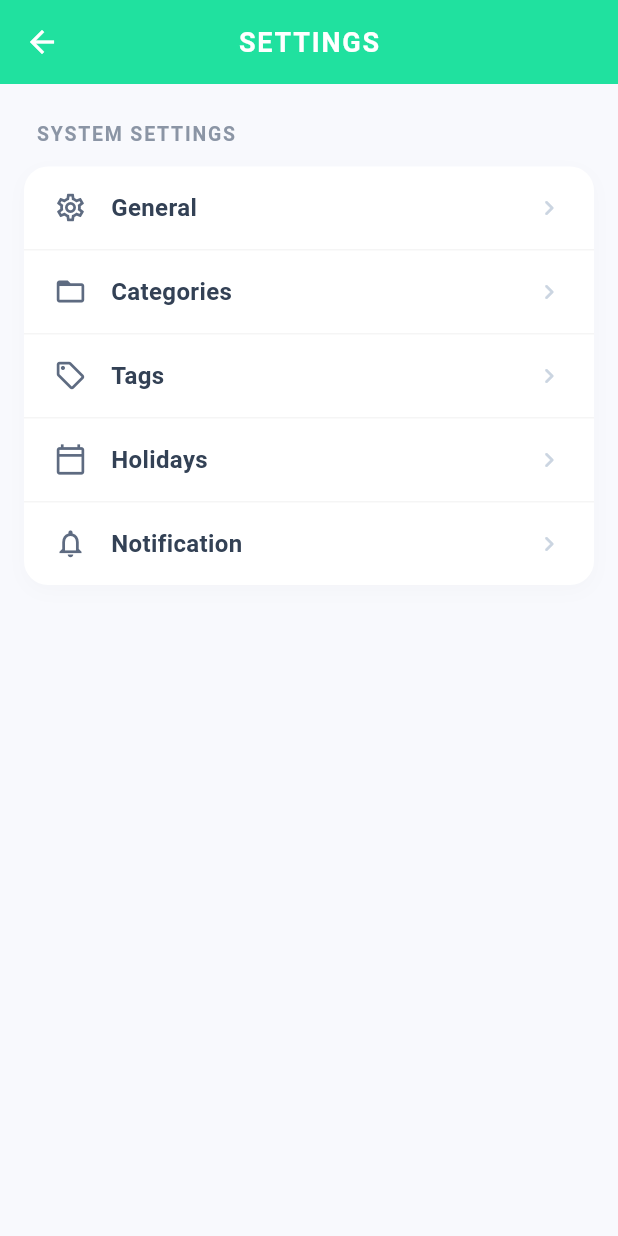
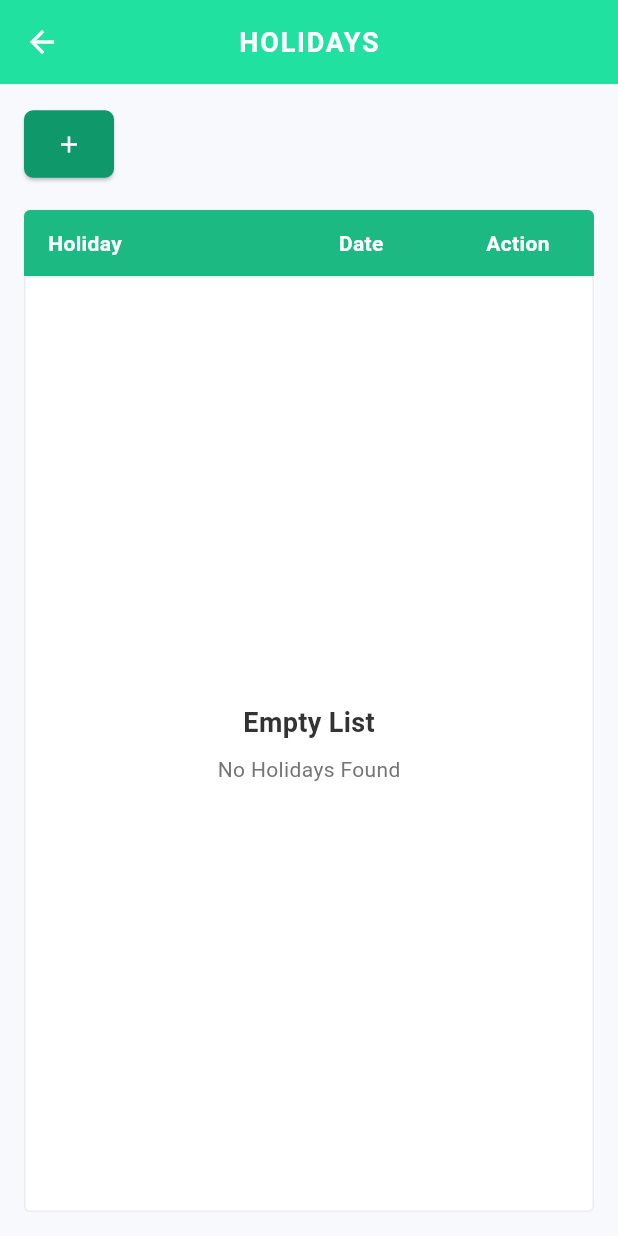
Before and after one commit to Sunilturkar2810/DT_pro_Two, a Flutter app: the SettingsScreen screen opened directly, after a tap on "Holidays", on a phone screen of 412 x 824 dp. Run offline on Flutter 3.47's test engine with Material 3 defaults, Android fonts, the phone set to English and light mode, and no system bars; our stand-ins replace audioplayers, dio, file_picker, fl_chart, flutter_local_notifications, hive and 5 more; missing offline and left inert: record; accounts and stored records are empty; network calls fail.

Commit message:
feat: Connect Holidays screen to backend API using Provider

```diff
--- a/frontend/lib/main.dart
+++ b/frontend/lib/main.dart
@@ -10,9 +10,9 @@ import 'package:d_table_delegate_system/provider/user_provider.dart';
 import 'package:d_table_delegate_system/provider/settings_provider.dart';
 import 'package:d_table_delegate_system/provider/export_provider.dart';
 import 'package:d_table_delegate_system/provider/roles_provider.dart';
+import 'package:d_table_delegate_system/provider/holiday_provider.dart';
 import 'package:d_table_delegate_system/screen/animated_splash_screen.dart';
 import 'package:flutter/material.dart';
-import 'package:hive/hive.dart';
 import 'package:hive_flutter/hive_flutter.dart';
 import 'package:provider/provider.dart';
 import 'package:d_table_delegate_system/provider/theme_provider.dart';
@@ -45,6 +45,7 @@ void main() async {
         ChangeNotifierProvider(create: (_) => SettingsProvider()),
         ChangeNotifierProvider(create: (_) => ExportProvider()),
         ChangeNotifierProvider(create: (_) => RolesProvider()),
+        ChangeNotifierProvider(create: (_) => HolidayProvider()),
       ],
       child: const MyApp(),
     ),
--- /dev/null
+++ b/frontend/lib/provider/holiday_provider.dart
@@ -0,0 +1,88 @@
+import 'package:flutter/material.dart';
+import 'package:dio/dio.dart';
+import '../config/api_config.dart';
+
+class HolidayProvider with ChangeNotifier {
+  final Dio _dio = Dio();
+  List<dynamic> _holidays = [];
+  bool _isLoading = false;
+  String? _error;
+
+  List<dynamic> get holidays => _holidays;
+  bool get isLoading => _isLoading;
+  String? get error => _error;
+
+  HolidayProvider() {
+    _dio.options.baseUrl = ApiConfig.baseUrl; // Using standardized base URL
+    _dio.options.headers['Content-Type'] = 'application/json';
+  }
+
+  void updateToken(String? token) {
+    if (token != null && token.isNotEmpty) {
+      _dio.options.headers['Authorization'] = 'Bearer $token';
+    } else {
+      _dio.options.headers.remove('Authorization');
+    }
+  }
+
+  Future<void> fetchHolidays() async {
+    try {
+      _isLoading = true;
+      _error = null;
+      notifyListeners();
+
+      print('🚀 SENDING REQUEST: [GET] /holidays');
+      final response = await _dio.get('/holidays');
+
+      if (response.statusCode == 200 && response.data['success'] == true) {
+        _holidays = response.data['holidays'] ?? [];
+        print('✅ Fetched ${_holidays.length} holidays');
+      } else {
+        _error = "Failed to fetch holidays";
+      }
+    } on DioException catch (e) {
+      _error = e.response?.data['message'] ?? e.message;
+      print('❌ Fetch holidays error: $_error');
+    } catch (e) {
+      _error = e.toString();
+      print('❌ Error: $e');
+    } finally {
+      _isLoading = false;
+      notifyListeners();
+    }
+  }
+
+  Future<bool> addHoliday(String name, String date) async {
+    try {
+      print('🚀 SENDING REQUEST: [POST] /holidays');
+      final response = await _dio.post('/holidays', data: {
+        'name': name,
+        'date': date,
+      });
+      if (response.statusCode == 200 && response.data['success'] == true) {
+        await fetchHolidays();
+        return true;
+      }
+      return false;
+    } catch (e) {
+      print('❌ Add holiday error: $e');
+      return false;
+    }
+  }
+
+  Future<bool> deleteHoliday(String id) async {
+    try {
+      print('🚀 SENDING REQUEST: [DELETE] /holidays/$id');
+      final response = await _dio.delete('/holidays/$id');
+      if (response.statusCode == 200 && response.data['success'] == true) {
+        _holidays.removeWhere((h) => h['id'] == id);
+        notifyListeners();
+        return true;
+      }
+      return false;
+    } catch (e) {
+      print('❌ Delete holiday error: $e');
+      return false;
+    }
+  }
+}
--- /dev/null
+++ b/frontend/lib/screen/settings/holidays_screen.dart
@@ -0,0 +1,350 @@
+import 'package:flutter/material.dart';
+import 'package:intl/intl.dart';
+import 'package:provider/provider.dart';
+import '../../provider/holiday_provider.dart';
+
+class HolidaysScreen extends StatefulWidget {
+  const HolidaysScreen({super.key});
+
+  @override
+  State<HolidaysScreen> createState() => _HolidaysScreenState();
+}
+
+class _HolidaysScreenState extends State<HolidaysScreen> {
+  @override
+  void initState() {
+    super.initState();
+    WidgetsBinding.instance.addPostFrameCallback((_) {
+      context.read<HolidayProvider>().fetchHolidays();
+    });
+  }
+
+  void _showAddHolidayDialog() {
+    final TextEditingController nameController = TextEditingController();
+    DateTime? selectedDate;
+
+    showDialog(
+      context: context,
+      builder: (context) {
+        return StatefulBuilder(
+          builder: (context, setState) {
+            return Dialog(
+              shape: RoundedRectangleBorder(
+                borderRadius: BorderRadius.circular(8),
+              ),
+              child: Container(
+                width: MediaQuery.of(context).size.width * 0.9,
+                constraints: const BoxConstraints(maxWidth: 400),
+                padding: const EdgeInsets.all(24.0),
+                child: Column(
+                  mainAxisSize: MainAxisSize.min,
+                  crossAxisAlignment: CrossAxisAlignment.start,
+                  children: [
+                    Row(
+                      mainAxisAlignment: MainAxisAlignment.spaceBetween,
+                      children: [
+                        const Text(
+                          "Add New Holiday",
+                          style: TextStyle(
+                            fontSize: 18,
+                            fontWeight: FontWeight.bold,
+                            color: Color(0xFF333333),
+                          ),
+                        ),
+                        IconButton(
+                          onPressed: () => Navigator.pop(context),
+                          icon: const Icon(Icons.close, color: Colors.grey),
+                          padding: EdgeInsets.zero,
+                          constraints: const BoxConstraints(),
+                        )
+                      ],
+                    ),
+                    const SizedBox(height: 20),
+                    // Holiday Name Input
+                    Container(
+                      decoration: BoxDecoration(
+                        color: const Color(0xFFF3F4F6),
+                        borderRadius: BorderRadius.circular(6),
+                      ),
+                      child: TextField(
+                        controller: nameController,
+                        decoration: const InputDecoration(
+                          border: InputBorder.none,
+                          contentPadding: EdgeInsets.symmetric(horizontal: 16, vertical: 14),
+                          hintText: 'Holiday Name',
+                          hintStyle: TextStyle(color: Colors.grey, fontSize: 14),
+                        ),
+                      ),
+                    ),
+                    const SizedBox(height: 16),
+                    // Select Date Input
+                    GestureDetector(
+                      onTap: () async {
+                        DateTime? pickedDate = await showDatePicker(
+                          context: context,
+                          initialDate: DateTime.now(),
+                          firstDate: DateTime(2000),
+                          lastDate: DateTime(2100),
+                          builder: (context, child) {
+                            return Theme(
+                              data: Theme.of(context).copyWith(
+                                colorScheme: const ColorScheme.light(
+                                  primary: Color(0xFF20E19F), // header background color
+                                  onPrimary: Colors.white, // header text color
+                                  onSurface: Colors.black, // body text color
+                                ),
+                              ),
+                              child: child!,
+                            );
+                          },
+                        );
+                        if (pickedDate != null) {
+                          setState(() {
+                            selectedDate = pickedDate;
+                          });
+                        }
+                      },
+                      child: Container(
+                        decoration: BoxDecoration(
+                          color: const Color(0xFFF3F4F6),
+                          borderRadius: BorderRadius.circular(6),
+                        ),
+                        padding: const EdgeInsets.symmetric(horizontal: 16, vertical: 14),
+                        child: Row(
+                          children: [
+                            const Icon(Icons.calendar_today_outlined, color: Color(0xFF20E19F), size: 20),
+                            const SizedBox(width: 10),
+                            Text(
+                              selectedDate == null
+                                  ? 'Select Date'
+                                  : DateFormat('MMM dd, yyyy').format(selectedDate!),
+                              style: TextStyle(
+                                color: selectedDate == null ? Colors.grey : Colors.black87,
+                                fontSize: 14,
+                              ),
+                            ),
+                          ],
+                        ),
+                      ),
+                    ),
+                    const SizedBox(height: 24),
+                    // Add Holiday Button
+                    SizedBox(
+                      width: double.infinity,
+                      height: 45,
+                      child: ElevatedButton(
+                        onPressed: () async {
+                          if (nameController.text.isNotEmpty && selectedDate != null) {
+                            final success = await context.read<HolidayProvider>().addHoliday(
+                              nameController.text,
+                              selectedDate!.toIso8601String().split('T')[0],
+                            );
+                            if (success && context.mounted) {
+                              Navigator.pop(context);
+                              ScaffoldMessenger.of(context).showSnackBar(
+                                const SnackBar(content: Text("Holiday added successfully")),
+                              );
+                            } else if (context.mounted) {
+                              ScaffoldMessenger.of(context).showSnackBar(
+                                const SnackBar(content: Text("Failed to add holiday")),
+                              );
+                            }
+                          } else {
+                            ScaffoldMessenger.of(context).showSnackBar(
+                              const SnackBar(content: Text("Please enter both name and date.")),
+                            );
+                          }
+                        },
+                        style: ElevatedButton.styleFrom(
+                          backgroundColor: const Color(0xFF20E19F),
+                          shape: RoundedRectangleBorder(
+                            borderRadius: BorderRadius.circular(6),
+                          ),
+                          elevation: 0,
+                        ),
+                        child: const Text(
+                          "Add Holiday",
+                          style: TextStyle(
+                            color: Colors.white,
+                            fontSize: 14,
+                            fontWeight: FontWeight.w600,
+                          ),
+                        ),
+                      ),
+                    ),
+                  ],
+                ),
+              ),
+            );
+          }
+        );
+      },
+    );
+  }
+
+  @override
+  Widget build(BuildContext context) {
+    return Scaffold(
+      backgroundColor: const Color(0xFFF8F9FD),
+      appBar: AppBar(
+        title: const Text(
+          "HOLIDAYS",
+          style: TextStyle(color: Colors.white, fontWeight: FontWeight.bold, fontSize: 18, letterSpacing: 1.2),
+        ),
+        backgroundColor: const Color(0xFF20E19F),
+        elevation: 0,
+        centerTitle: true,
+        iconTheme: const IconThemeData(color: Colors.white),
+      ),
+      body: Padding(
+        padding: const EdgeInsets.all(16.0),
+        child: Column(
+          crossAxisAlignment: CrossAxisAlignment.start,
+          children: [
+            // Top Add Button Area (Similar to Web View)
+            ElevatedButton(
+              onPressed: _showAddHolidayDialog,
+              style: ElevatedButton.styleFrom(
+                backgroundColor: const Color(0xFF0F986A), // Darker green from screenshot
+                shape: RoundedRectangleBorder(
+                  borderRadius: BorderRadius.circular(6),
+                ),
+                padding: const EdgeInsets.symmetric(horizontal: 20, vertical: 12),
+                minimumSize: const Size(60, 45),
+              ),
+              child: const Icon(Icons.add, color: Colors.white),
+            ),
+            const SizedBox(height: 20),
+
+            // Table Header
+            Container(
+              decoration: const BoxDecoration(
+                color: Color(0xFF1CB983),
+                borderRadius: BorderRadius.only(
+                  topLeft: Radius.circular(4),
+                  topRight: Radius.circular(4),
+                ),
+              ),
+              padding: const EdgeInsets.symmetric(horizontal: 16, vertical: 12),
+              child: const Row(
+                children: [
+                  Expanded(
+                    flex: 2,
+                    child: Text("Holiday", style: TextStyle(color: Colors.white, fontWeight: FontWeight.w600)),
+                  ),
+                  Expanded(
+                    flex: 2,
+                    child: Center(child: Text("Date", style: TextStyle(color: Colors.white, fontWeight: FontWeight.w600))),
+                  ),
+                  Expanded(
+                    flex: 1,
+                    child: Center(child: Text("Action", style: TextStyle(color: Colors.white, fontWeight: FontWeight.w600))),
+                  ),
+                ],
+              ),
+            ),
+
+            // Table Body
+            Expanded(
+              child: Container(
+                decoration: BoxDecoration(
+                  color: Colors.white,
+                  border: Border.all(color: Colors.grey.withOpacity(0.2)),
+                  borderRadius: const BorderRadius.only(
+                    bottomLeft: Radius.circular(4),
+                    bottomRight: Radius.circular(4),
+                  ),
+                ),
+                child: Consumer<HolidayProvider>(
+                  builder: (context, provider, child) {
+                    if (provider.isLoading) {
+                      return const Center(child: CircularProgressIndicator());
+                    }
+                    if (provider.holidays.isEmpty) {
+                      return Column(
+                          mainAxisAlignment: MainAxisAlignment.center,
+                          children: [
+                            const SizedBox(width: double.infinity),
+                            const Text(
+                              "Empty List",
+                              style: TextStyle(
+                                fontSize: 18,
+                                fontWeight: FontWeight.bold,
+                                color: Color(0xFF333333),
+                              ),
+                            ),
+                            const SizedBox(height: 8),
+                            Text(
+                              "No Holidays Found",
+                              style: TextStyle(
+                                fontSize: 14,
+                                color: Colors.grey[600],
+                              ),
+                            ),
+                          ],
+                        );
+                    }
+
+                    return ListView.separated(
+                        itemCount: provider.holidays.length,
+                        separatorBuilder: (context, index) => Divider(height: 1, color: Colors.grey.withOpacity(0.2)),
+                        itemBuilder: (context, index) {
+                          final holiday = provider.holidays[index];
+                          // Safely parse date from API string
+                          DateTime parsedDate;
+                          try {
+                            parsedDate = DateTime.parse(holiday['date']);
+                          } catch (e) {
+                            parsedDate = DateTime.now();
+                          }
+
+                          return Padding(
+                            padding: const EdgeInsets.symmetric(horizontal: 16, vertical: 12),
+                            child: Row(
+                              children: [
+                                Expanded(
+                                  flex: 2,
+                                  child: Text(
+                                    holiday['name'] ?? '',
+                                    style: const TextStyle(fontWeight: FontWeight.w500, fontSize: 14),
+                                  ),
+                                ),
+                                Expanded(
+                                  flex: 2,
+                                  child: Center(
+                                    child: Text(
+                                      DateFormat('MMM dd, yyyy').format(parsedDate),
+                                      style: TextStyle(color: Colors.grey[700], fontSize: 14),
+                                    ),
+                                  ),
+                                ),
+                                Expanded(
+                                  flex: 1,
+                                  child: Center(
+                                    child: IconButton(
+                                      icon: const Icon(Icons.delete_outline, color: Colors.redAccent, size: 20),
+                                      onPressed: () {
+                                        if (holiday['id'] != null) {
+                                          provider.deleteHoliday(holiday['id']);
+                                        }
+                                      },
+                                      constraints: const BoxConstraints(),
+                                      padding: EdgeInsets.zero,
+                                    ),
+                                  ),
+                                ),
+                              ],
+                            ),
+                          );
+                        },
+                      );
+                  }
+                ),
+              ),
+            ),
+          ],
+        ),
+      ),
+    );
+  }
+}
--- a/frontend/lib/screen/settings/settings_screen.dart
+++ b/frontend/lib/screen/settings/settings_screen.dart
@@ -1,6 +1,7 @@
 import 'package:flutter/material.dart';
 import 'general_settings_screen.dart';
 import 'categories_screen.dart';
+import 'holidays_screen.dart'; // Added Holidays screen import
 
 class SettingsScreen extends StatelessWidget {
   const SettingsScreen({super.key});
@@ -93,7 +94,14 @@ class SettingsScreen extends StatelessWidget {
                     _buildSettingsTile(
                       icon: Icons.calendar_today_outlined,
                       title: "Holidays",
-                      onTap: () {},
+                      onTap: () {
+                        Navigator.push(
+                          context,
+                          MaterialPageRoute(
+                            builder: (context) => const HolidaysScreen(),
+                          ),
+                        );
+                      },
                     ),
                     _buildSettingsTile(
                       icon: Icons.notifications_none_outlined,
```
